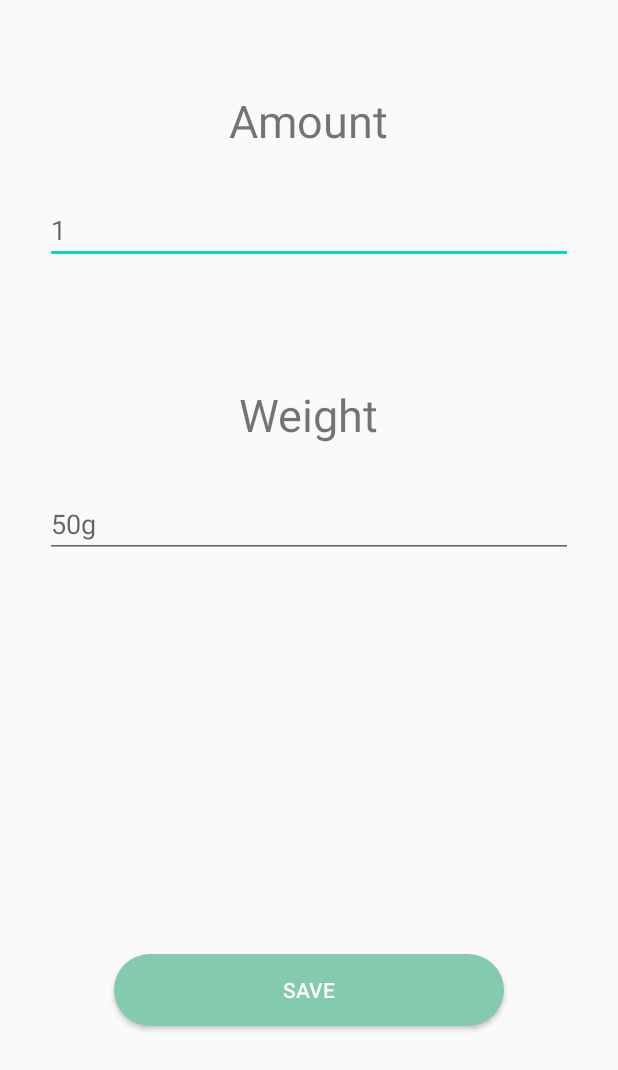
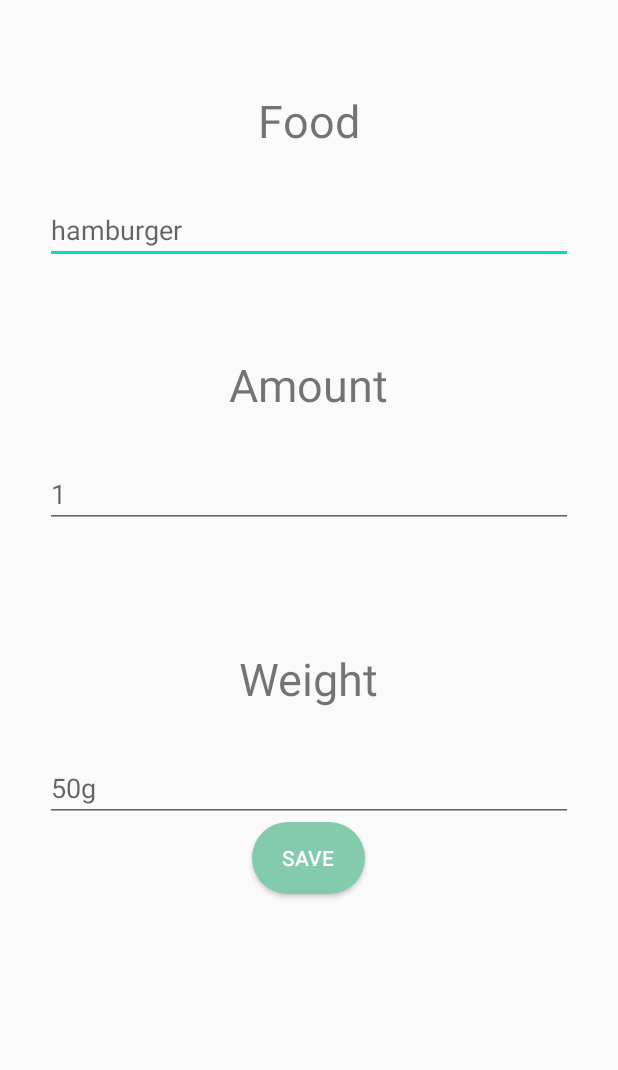
Before and after one commit to Henry-929/HealthKeeper, an Android app: the layout activity_add_meal_manual.xml on its own in the app's theme, with its tools: preview values and no code run, on a phone screen of 412 x 824 dp. Shown: the top 1070 px of the screen. Run offline under Robolectric (Android 15) with nearby library versions, the phone set to English and light mode, and no system bars.

Commit message:
add meal

```diff
--- a/app/src/main/java/comp5216/sydney/edu/au/assignment2/addMeal/AddMealActivity.java
+++ b/app/src/main/java/comp5216/sydney/edu/au/assignment2/addMeal/AddMealActivity.java
@@ -1,6 +1,10 @@
 package comp5216.sydney.edu.au.assignment2.addMeal;
 
+import android.annotation.SuppressLint;
 import android.os.Bundle;
+import android.view.View;
+import android.widget.ImageButton;
+import android.widget.ImageView;
 
 import androidx.appcompat.app.AppCompatActivity;
 
@@ -11,6 +15,6 @@ public class AddMealActivity extends AppCompatActivity {
     @Override
     protected void onCreate(Bundle savedInstanceState) {
         super.onCreate(savedInstanceState);
-        setContentView(R.layout.activity_add_meal);
+        setContentView(R.layout.activity_add_meal_manual);
     }
 }
--- a/app/src/main/java/comp5216/sydney/edu/au/assignment2/main/MainActivity.java
+++ b/app/src/main/java/comp5216/sydney/edu/au/assignment2/main/MainActivity.java
@@ -165,6 +165,7 @@ public class MainActivity extends AppCompatActivity implements AdapterView.OnIte
 
     public void onManualClick(){
         Intent intent = new Intent(MainActivity.this, AddMealActivity.class);
+        startActivity(intent);
     }
 
     /*
--- a/app/src/main/res/layout/activity_add_meal_manual.xml
+++ b/app/src/main/res/layout/activity_add_meal_manual.xml
@@ -7,7 +7,29 @@
     android:orientation="vertical">
 
     <TextView
-        android:id="@+id/textView"
+        android:layout_width="wrap_content"
+        android:layout_height="wrap_content"
+        android:layout_gravity="center"
+        android:text="Food"
+        android:layout_marginTop="60dp"
+        android:textSize="30sp"
+        app:layout_constraintEnd_toEndOf="parent"
+        app:layout_constraintStart_toStartOf="parent"
+        />
+
+
+    <EditText
+        android:id="@+id/input_food_name"
+        android:layout_width="match_parent"
+        android:layout_height="wrap_content"
+        android:layout_marginTop="30dp"
+        android:layout_marginStart="30dp"
+        android:layout_marginEnd="30dp"
+        android:ems="10"
+        android:inputType="number"
+        android:hint="hamburger" />
+
+    <TextView
         android:layout_width="wrap_content"
         android:layout_height="wrap_content"
         android:layout_gravity="center"
@@ -52,15 +74,18 @@
 
     <LinearLayout
         android:layout_width="match_parent"
-        android:layout_height="fill_parent"
+        android:layout_height="wrap_content"
         android:gravity="bottom|center">
+
         <Button
             android:id="@+id/btn_food_to_addmeal"
-            android:layout_width="260dp"
-            android:layout_height="wrap_content"
+            android:layout_width="75dp"
+            android:layout_height="match_parent"
             android:layout_marginBottom="70dp"
             android:background="@drawable/btn_circle_shape"
             android:text="save"
-            android:textColor="#fff" />
+            android:textColor="#fff"
+
+            />
     </LinearLayout>
 </LinearLayout>
```
